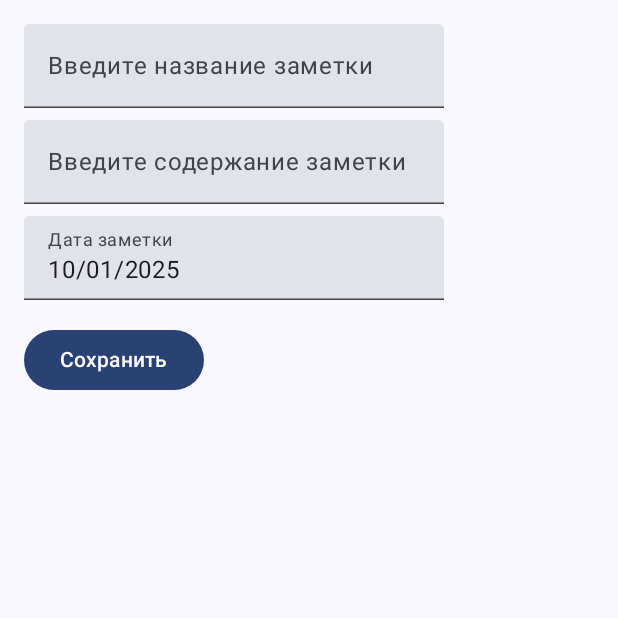
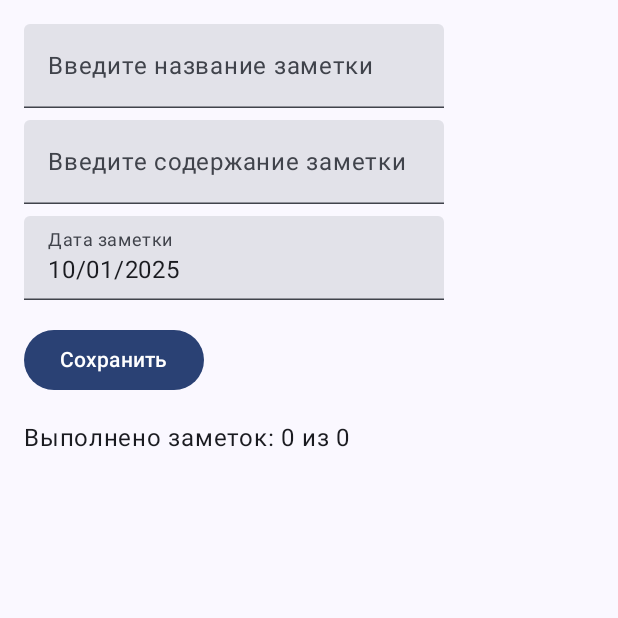
Before and after one commit to potiforovaolga/symmetrical-spoon, an Android app built with Jetpack Compose: the screen it shows after launch (MainActivity), on a phone screen of 412 x 824 dp, the top half of it. Run offline under Robolectric (Android 15) with nearby library versions, the phone set to English and light mode, and no system bars.

Commit message:
добавила подсчет заметок

```diff
--- a/mobl/курсовой проект/mytask/app/src/main/java/com/example/mytask/MainActivity.kt
+++ b/mobl/курсовой проект/mytask/app/src/main/java/com/example/mytask/MainActivity.kt
@@ -9,7 +9,6 @@ import androidx.activity.ComponentActivity
 import androidx.activity.compose.setContent
 import androidx.compose.foundation.clickable
 import androidx.compose.foundation.layout.*
-import androidx.compose.foundation.text.KeyboardActions
 import androidx.compose.foundation.text.KeyboardOptions
 import androidx.compose.material3.*
 import androidx.compose.runtime.*
@@ -93,7 +92,6 @@ class MainActivity : ComponentActivity() {
                 label = { Text("Дата заметки") },
                 readOnly = true,
                 modifier = Modifier.clickable {
-                    // Логика выбора даты с помощью DatePickerDialog
                     showDatePickerDialog { selectedDate ->
                         noteDate = selectedDate
                     }
@@ -103,12 +101,12 @@ class MainActivity : ComponentActivity() {
             Spacer(modifier = Modifier.height(16.dp))
 
             Button(onClick = {
-
                 if (noteTitle.isNotBlank() && noteContent.isNotBlank()) {
                     saveOrUpdateNote(
                         Note(noteTitle, noteContent, date = noteDate),
                         editingNoteIndex,
                         notes,
+
                         { updatedNotes -> notes = updatedNotes },
                         { index -> editingNoteIndex = index }
                     )
@@ -121,6 +119,10 @@ class MainActivity : ComponentActivity() {
             }
 
             Spacer(modifier = Modifier.height(16.dp))
+
+            // Подсчет выполненных заметок
+            val completedCount = notes.count { it.isCompleted }
+            Text("Выполнено заметок: $completedCount из ${notes.size}")
 
             LazyColumn {
                 items(notes.sortedByDescending { it.date }) { note ->
@@ -197,8 +199,8 @@ class MainActivity : ComponentActivity() {
             val isCompleted = sharedPreferences.getBoolean("note_completed_$i", false)
             val date = sharedPreferences.getLong("note_date_$i", System.currentTimeMillis())
             if (title != null && content != null) {
+                savedNotes.add(Note(title, content, isCompleted, date))
 
-                savedNotes.add(Note(title, content, isCompleted, date))
             }
         }
         return savedNotes
```
